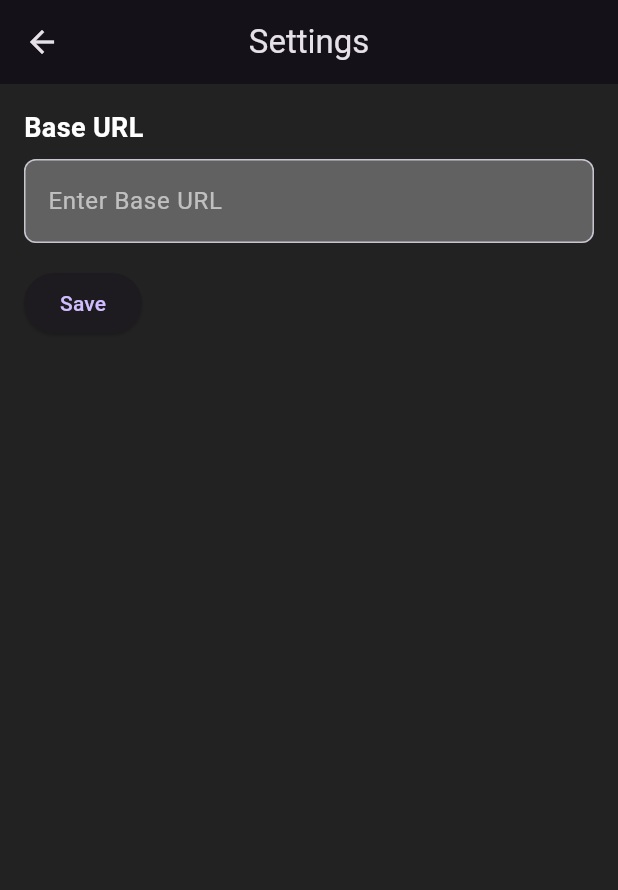
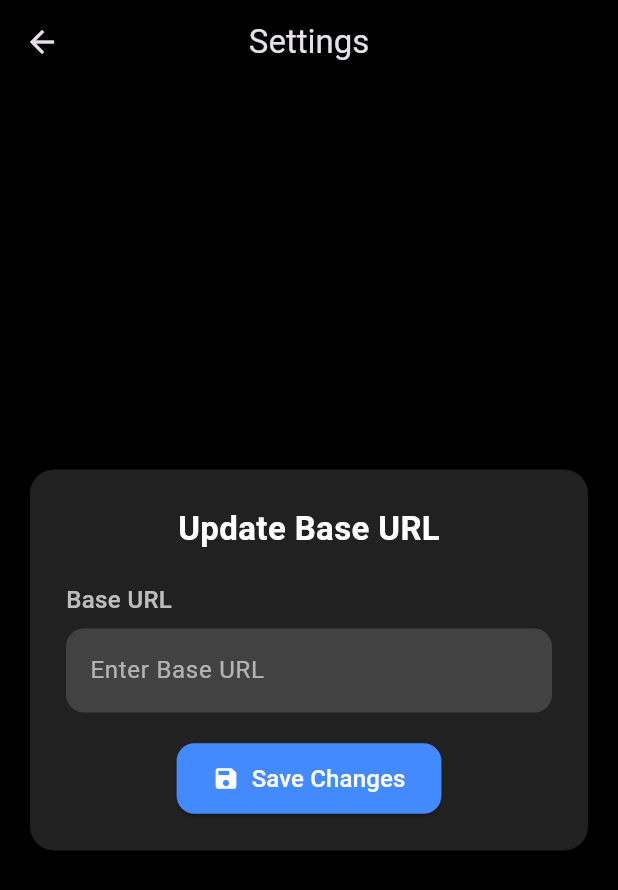
Before and after one commit to ayman3000/aollama, a Flutter app: the SettingsView screen opened directly with empty values, on a phone screen of 412 x 824 dp. Shown: the top 890 px of the screen. Run offline on Flutter 3.47's test engine with Material 3 defaults, Android fonts, the phone set to English and light mode, and no system bars; our stand-ins replace flutter_riverpod, sqflite; accounts and stored records are empty; network calls fail.

Commit message:
Layout Enhanced

```diff
--- a/lib/views/settings_view.dart
+++ b/lib/views/settings_view.dart
@@ -1,7 +1,7 @@
 import 'package:flutter/material.dart';
 import 'package:flutter_riverpod/flutter_riverpod.dart';
 import '../services/ollama_service.dart';
-import '../view_models/providers.dart'; // Import the service provider
+import '../view_models/providers.dart';
 
 class SettingsView extends ConsumerWidget {
   final TextEditingController _baseUrlController = TextEditingController();
@@ -16,55 +16,101 @@ class SettingsView extends ConsumerWidget {
       appBar: AppBar(
         title: const Text("Settings"),
         centerTitle: true,
+        elevation: 0,
+        backgroundColor: Colors.black87,
       ),
-      body: Padding(
-        padding: const EdgeInsets.all(16.0),
+      backgroundColor: Colors.black,
+      body: Center(
+        child: Card(
+          margin: const EdgeInsets.symmetric(horizontal: 20),
+          color: Colors.grey[900],
+          shape: RoundedRectangleBorder(
+            borderRadius: BorderRadius.circular(16),
+          ),
+          elevation: 8,
+          child: Padding(
+            padding: const EdgeInsets.all(24.0),
             child: Column(
+              mainAxisSize: MainAxisSize.min,
               crossAxisAlignment: CrossAxisAlignment.start,
               children: [
+                const Center(
+                  child: Text(
+                    "Update Base URL",
+                    style: TextStyle(
+                      fontSize: 22,
+                      fontWeight: FontWeight.bold,
+                      color: Colors.white,
+                    ),
+                  ),
+                ),
+                const SizedBox(height: 20),
                 const Text(
                   "Base URL",
-              style: TextStyle(fontSize: 18, fontWeight: FontWeight.bold),
+                  style: TextStyle(
+                    fontSize: 16,
+                    fontWeight: FontWeight.w500,
+                    color: Colors.white70,
+                  ),
                 ),
                 const SizedBox(height: 8),
                 TextField(
                   controller: _baseUrlController,
+                  style: const TextStyle(color: Colors.white),
                   decoration: InputDecoration(
                     hintText: "Enter Base URL",
+                    hintStyle: const TextStyle(color: Colors.white60),
+                    filled: true,
+                    fillColor: Colors.grey[800],
                     border: OutlineInputBorder(
-                  borderRadius: BorderRadius.circular(8),
+                      borderRadius: BorderRadius.circular(12),
+                      borderSide: BorderSide.none,
                     ),
                   ),
                 ),
-            const SizedBox(height: 16),
-            ElevatedButton(
+                const SizedBox(height: 20),
+                Center(
+                  child: ElevatedButton.icon(
                     onPressed: () {
                       final newUrl = _baseUrlController.text.trim();
                       if (newUrl.isNotEmpty) {
                         ref.read(baseUrlProvider.notifier).state = newUrl;
-                  ref.invalidate(modelsProvider); // Trigger models re-fetch
+                        ref.invalidate(modelsProvider);
                         ScaffoldMessenger.of(context).showSnackBar(
-                    const SnackBar(content: Text('Base URL updated!')),
+                          const SnackBar(
+                            content: Text('Base URL updated!'),
+                            backgroundColor: Colors.grey,
+                          ),
                         );
-                    Navigator.pop(context); // Go back to the previous screen
-
+                        Navigator.pop(context);
                       } else {
                         ScaffoldMessenger.of(context).showSnackBar(
-                    const SnackBar(content: Text('Base URL cannot be empty!')),
+                          const SnackBar(
+                            content: Text('Base URL cannot be empty!'),
+                            backgroundColor: Colors.redAccent,
+                          ),
                         );
-                //   ScaffoldMessenger.of(context).showSnackBar(
-                //     const SnackBar(content: Text("Base URL updated successfully!")),
-                //   );
-                //   Navigator.pop(context); // Go back to the previous screen
-                // } else {
-                //   ScaffoldMessenger.of(context).showSnackBar(
-                //     const SnackBar(content: Text("Base URL cannot be empty.")),
-                //   );
                       }
                     },
-              child: const Text("Save"),
+                    icon: const Icon(Icons.save, size: 18),
+                    label: const Text(
+                      "Save Changes",
+                      style: TextStyle(fontSize: 16),
+                    ),
+                    style: ElevatedButton.styleFrom(
+                      backgroundColor: Colors.blueAccent,
+                      foregroundColor: Colors.white,
+                      padding: const EdgeInsets.symmetric(
+                          horizontal: 24, vertical: 12),
+                      shape: RoundedRectangleBorder(
+                        borderRadius: BorderRadius.circular(12),
+                      ),
+                    ),
+                  ),
                 ),
               ],
+            ),
+          ),
         ),
       ),
     );
```
Also changed, not shown: lib/views/home_view.dart (+62 -31 lines), lib/views/main_view.dart (+133 -134 lines), lib/widgets/chat_history_widget.dart (+2 -10 lines), lib/widgets/models_widget.dart (+6 -3 lines). Lines whose indentation alone changed are shown as unchanged.
